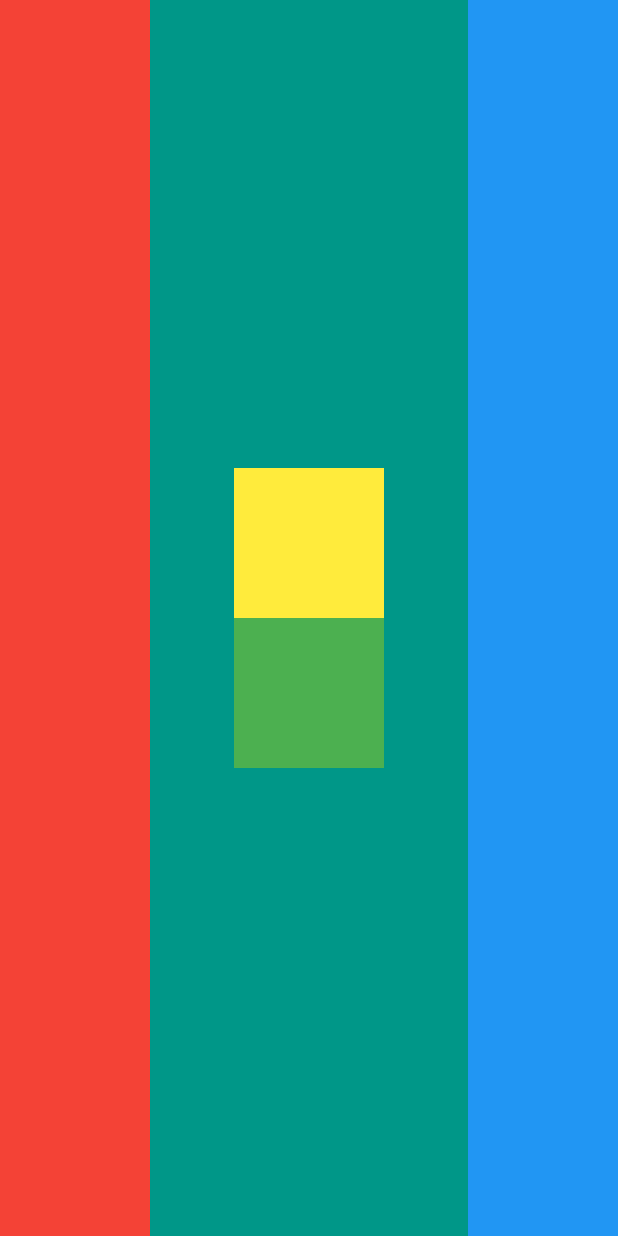
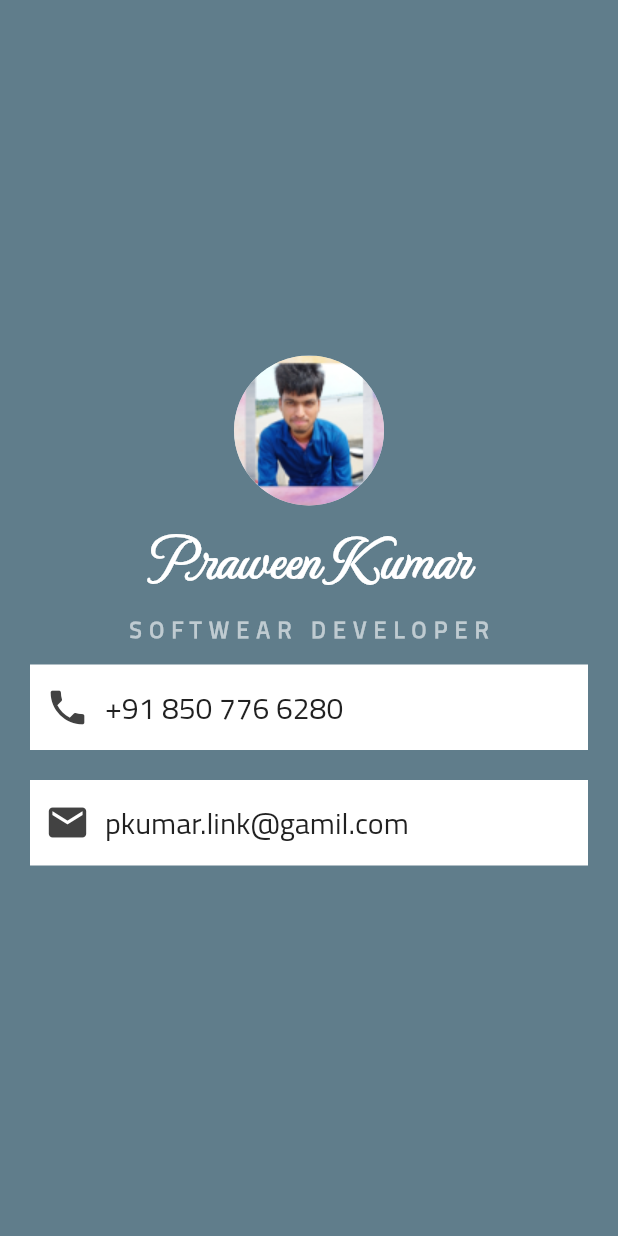
Before and after one commit to praween-link/MyFlutter, a Flutter app: the screen it shows after launch, on a phone screen of 412 x 824 dp. Run offline on Flutter 3.47's test engine with Material 2 defaults, Android fonts, the phone set to English and light mode, and no system bars.

Commit message:
Flutter-7 commit : fonts and login page design

```diff
--- a/lib/main.dart
+++ b/lib/main.dart
@@ -27,40 +27,85 @@ class _MyAppState extends State<MyApp> {
           primarySwatch: Colors.blue,
         ),
         home: Scaffold(
-        backgroundColor: Colors.teal,
+          backgroundColor: Colors.blueGrey,
           body: SafeArea(
-          child: Row(
-            mainAxisAlignment: MainAxisAlignment.spaceBetween,
-            children: [
-              Container(
-                width: 100,
-                height: double.infinity,
-                color: Colors.red,
-              ),
-              Column(
+            child: Column(
               mainAxisAlignment: MainAxisAlignment.center,
               children: <Widget>[
-                  Container(
-                    width: 100,
-                    height: 100,
-                    color: Colors.yellow,
+                CircleAvatar(
+                  radius: 50.0,
+                  backgroundColor: Colors.blueGrey.shade100,
+                  backgroundImage: AssetImage('images/iam.png'),
+                ),
+                Text(
+                  'Praween Kumar',
+                  style: TextStyle(
+                      color: Colors.white,
+                      fontSize: 40.0,
+                      fontWeight: FontWeight.bold,
+                      fontFamily: 'MonteCarlo'),
+                ),
+                Text(
+                  'SOFTWEAR DEVELOPER',
+                  style: TextStyle(
+                      color: Colors.white60,
+                      fontSize: 15.0,
+                      fontWeight: FontWeight.bold,
+                      fontFamily: 'Cairo',
+                      letterSpacing: 5.0),
                 ),
                 Container(
-                    width: 100,
-                    height: 100,
-                    color: Colors.green,
+                  color: Colors.white,
+                  margin:
+                      EdgeInsets.symmetric(horizontal: 20.0, vertical: 10.0),
+                  padding:
+                      EdgeInsets.symmetric(horizontal: 10.0, vertical: 10.0),
+                  child: Row(
+                    children: <Widget>[
+                      Icon(
+                        Icons.phone,
+                        color: Colors.grey.shade800,
+                        size: 30.0,
                       ),
-                ],
-              ),
-              Container(
-                width: 100,
-                height: double.infinity,
-                color: Colors.blue,
+                      SizedBox(width: 10.0),
+                      Text(
+                        '+91 850 776 6280',
+                        style: TextStyle(
+                            color: Colors.grey.shade900,
+                            fontSize: 20.0,
+                            fontFamily: 'Cairo'),
                       ),
                     ],
                   ),
                 ),
+                Container(
+                  color: Colors.white,
+                  margin:
+                      EdgeInsets.symmetric(horizontal: 20.0, vertical: 10.0),
+                  padding:
+                      EdgeInsets.symmetric(horizontal: 10.0, vertical: 10.0),
+                  child: Row(
+                    children: <Widget>[
+                      Icon(
+                        Icons.email,
+                        color: Colors.grey.shade800,
+                        size: 30.0,
                       ),
-    );
+                      SizedBox(width: 10.0),
+                      Text(
+                        'pkumar.link@gamil.com',
+                        style: TextStyle(
+                          color: Colors.grey.shade900,
+                          fontSize: 20.0,
+                          fontFamily: 'Cairo',
+                        ),
+                      ),
+                    ],
+                  ),
+                ),
+              ],
+            ),
+          ),
+        ));
   }
 }
```
Also changed, not shown: pubspec.yaml (+9 -0 lines), fonts/Cairo-Regular.ttf (added), fonts/MonteCarlo-Regular.ttf (added), images/iam.png (added). Lines whose indentation alone changed are shown as unchanged.
